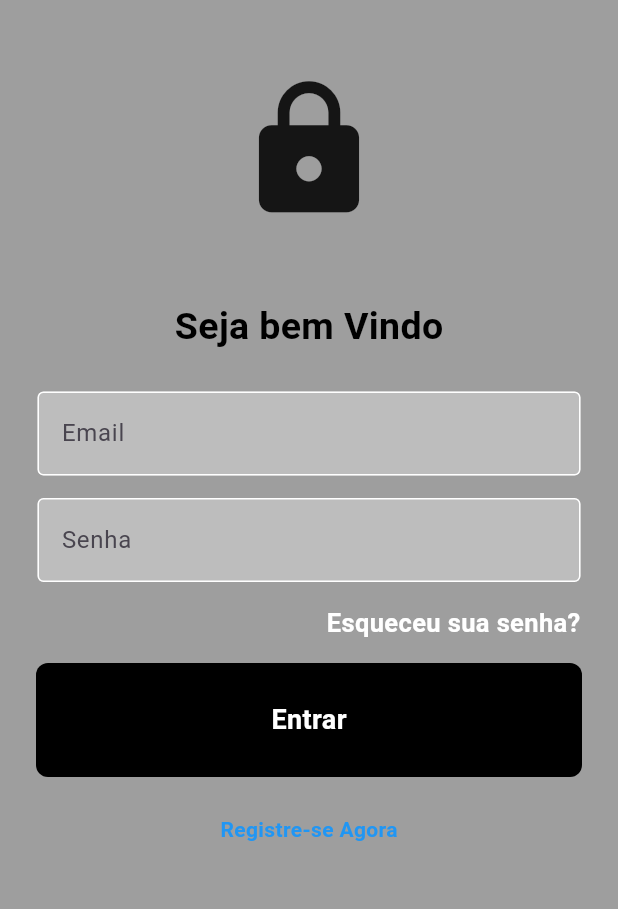
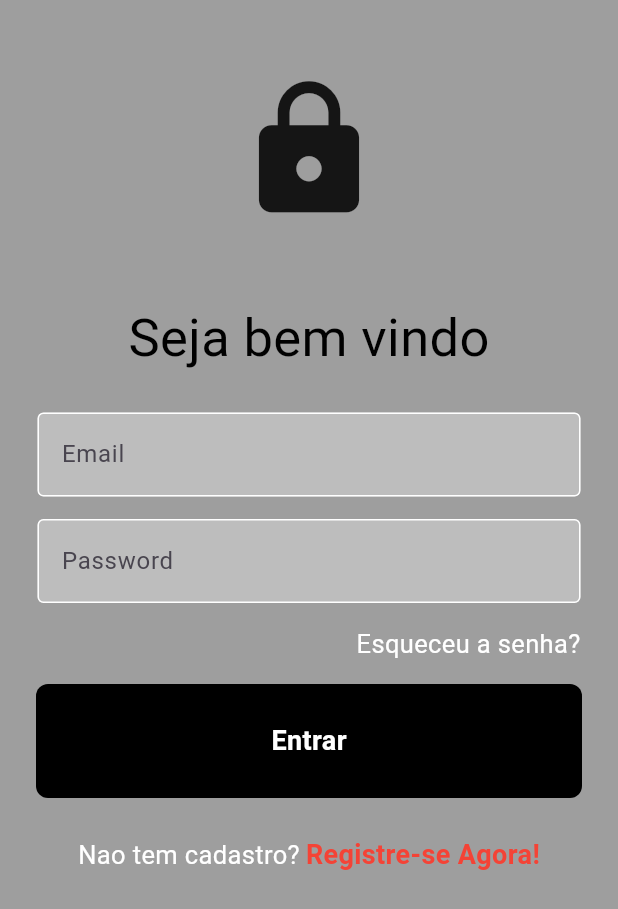
Before and after one commit to Juliadambros/Desenvolvimento-para-dispositivos-moveis, a Flutter app: the screen it shows after launch, on a phone screen of 412 x 824 dp. Shown: the top 909 px of the screen. Run offline on Flutter 3.47's test engine with Material 3 defaults, Android fonts, the phone set to English and light mode, and no system bars; our stand-ins replace cloud_firestore, firebase_core, image_picker, mask_text_input_formatter, sqflite; accounts and stored records are empty.

Commit message:
atulização login

```diff
--- a/apk_auth/lib/view/login_page.dart
+++ b/apk_auth/lib/view/login_page.dart
@@ -4,11 +4,10 @@ import 'package:flutter/material.dart';
 
 class LoginPage extends StatelessWidget {
   LoginPage({super.key});
-  final userNameController = TextEditingController();
+  final usernameController = TextEditingController();
   final passwordController = TextEditingController();
 
-  void signUserIn(){}
-
+  void signUserIn() {}
   @override
   Widget build(BuildContext context) {
     return Scaffold(
@@ -22,23 +21,19 @@ class LoginPage extends StatelessWidget {
                 Icon(Icons.lock, size: 100),
                 SizedBox(height: 50),
                 Text(
-                'Seja bem Vindo',
-                style: TextStyle(
-                  color: Colors.black,
-                  fontSize: 25,
-                  fontWeight: FontWeight.bold,
-                ),
+                  'Seja bem vindo',
+                  style: TextStyle(color: Colors.black, fontSize: 35),
                 ),
                 SizedBox(height: 25),
                 MyTextfield(
-                controller: userNameController,
-                hintText: "Email",
+                  controller: usernameController,
+                  hintText: 'Email',
                   obscureText: false,
                 ),
                 SizedBox(height: 15),
                 MyTextfield(
                   controller: passwordController,
-                hintText: "Senha",
+                  hintText: 'Password',
                   obscureText: true,
                 ),
                 SizedBox(height: 15),
@@ -48,33 +43,36 @@ class LoginPage extends StatelessWidget {
                     mainAxisAlignment: MainAxisAlignment.end,
                     children: <Widget>[
                       Text(
-                      "Esqueceu sua senha?",
+                        'Esqueceu a senha?',
+                        style: TextStyle(color: Colors.white, fontSize: 17),
+                      ),
+                    ],
+                  ),
+                ),
+                SizedBox(height: 15),
+                MyButton(onTap: signUserIn, text: 'Entrar'),
+                SizedBox(height: 25),
+                Row(
+                  mainAxisAlignment: MainAxisAlignment.center,
+                  children: <Widget>[
+                    Text(
+                      'Nao tem cadastro?',
+                      style: TextStyle(color: Colors.white, fontSize: 17),
+                    ),
+                    SizedBox(width: 4),
+                    GestureDetector(
+                      onTap: () {},
+                      child: Text(
+                        'Registre-se Agora!',
                         style: TextStyle(
-                        color: Colors.white,
-                        fontSize: 17,
+                          color: Colors.red,
                           fontWeight: FontWeight.bold,
+                          fontSize: 18,
+                        ),
                       ),
                     ),
                   ],
                 ),
-              ),
-              SizedBox(height: 15,),
-              MyButton(onTap: signUserIn, text: "Entrar"),
-              SizedBox(height: 25,),
-
-
-
-              SizedBox(width: 5,),
-              GestureDetector(
-                onTap: () {},
-                child: Text(
-                  "Registre-se Agora",
-                  style: TextStyle(
-                    color: Colors.blue,
-                    fontWeight: FontWeight.bold,
-                  ),
-                ),
-              )
               ],
             ),
           ),
```
Lines whose indentation alone changed are shown as unchanged.
